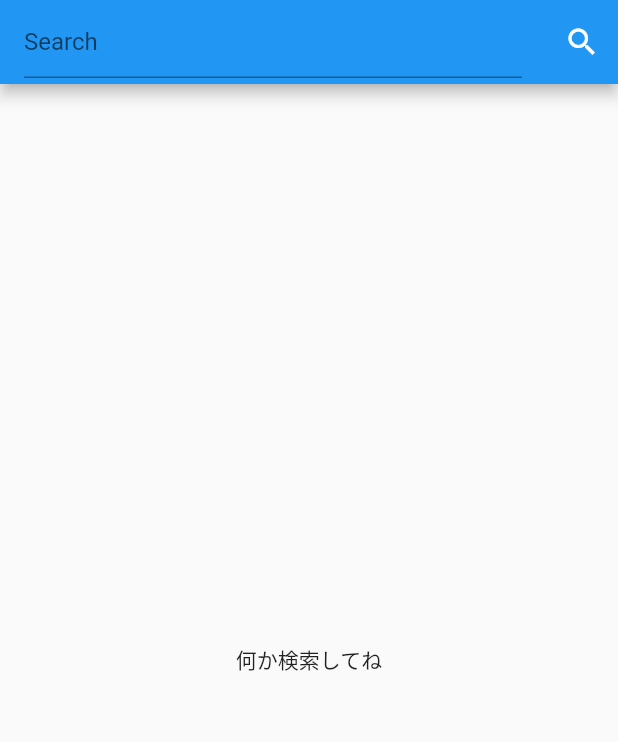
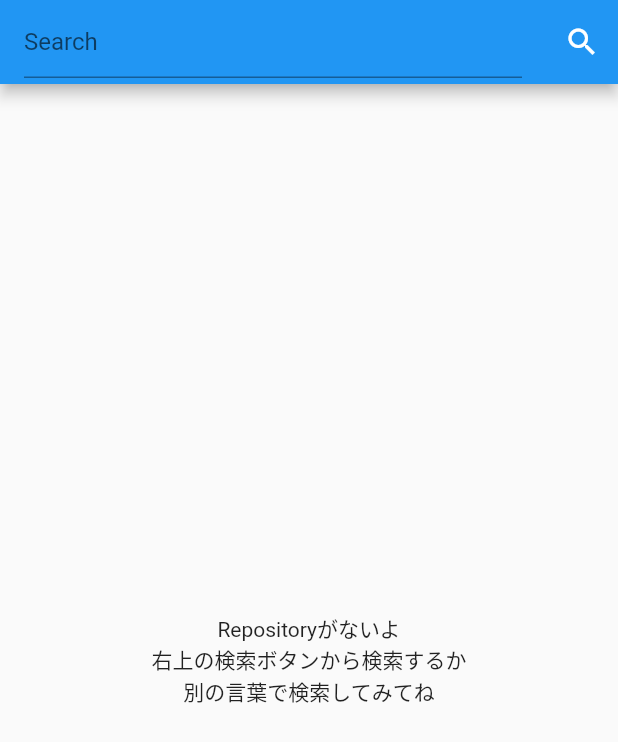
Before and after one commit to Take111/FlutterGithubListSearch, a Flutter app: the screen it shows after launch, after a tap on the "search" icon, on a phone screen of 412 x 824 dp. Shown: the top 742 px of the screen. Run offline on Flutter 3.47's test engine with Material 2 defaults, Android fonts, the phone set to English and light mode, and no system bars; our stand-ins replace flutter_hooks, freezed_annotation, hooks_riverpod, transparent_image.

Commit message:
feat: 文言を変更

```diff
--- a/lib/screen/github_list_page.dart
+++ b/lib/screen/github_list_page.dart
@@ -50,7 +50,10 @@ class GithubListPage extends HookConsumerWidget {
         data: (items) {
           return items.isEmpty
               ? const Center(
-                  child: Text('何か検索してね'),
+                  child: Text(
+                    'Repositoryがないよ　\n右上の検索ボタンから検索するか\n別の言葉で検索してみてね',
+                    textAlign: TextAlign.center,
+                  ),
                 )
               : ListView.separated(
                   itemBuilder: (_, index) {
```
